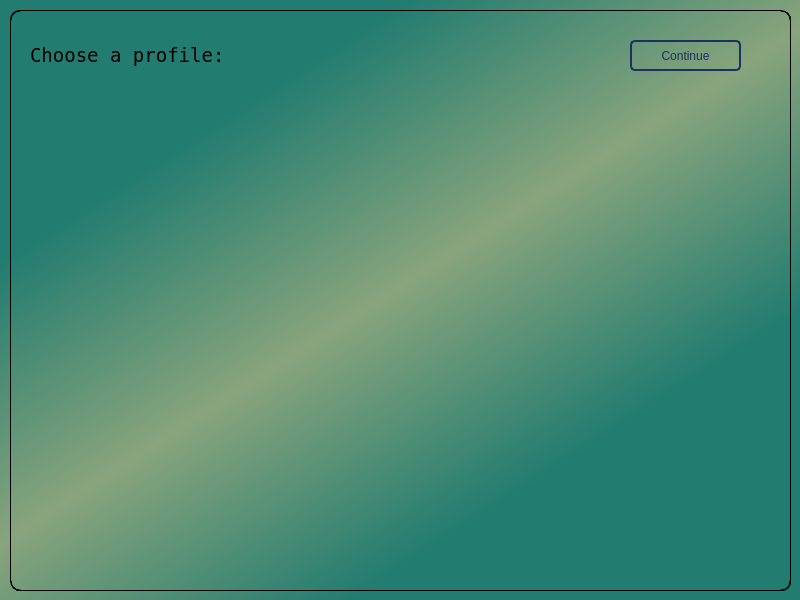
This is launcher/ui/profiles.ui in domestic-animal/Domestic-Animal as Qt 5 draws it before an edit. The edited form follows.
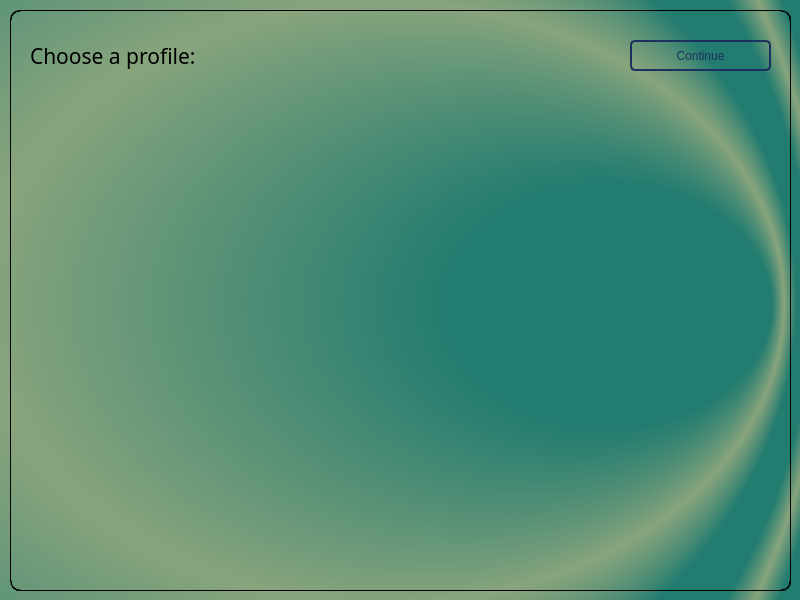
This is the edited form.

Patch:
```diff
--- a/launcher/ui/profiles.ui
+++ b/launcher/ui/profiles.ui
@@ -20,7 +20,7 @@
    <string>MainWindow</string>
   </property>
   <property name="styleSheet">
-   <string notr="true">background-color:qlineargradient(spread:reflect, x1:0.084, y1:0.0454545, x2:0.474, y2:0.499591, stop:0.401832 rgba(34, 124, 112, 255), stop:1 rgba(136, 164, 124, 255))</string>
+   <string notr="true">background-color:qradialgradient(spread:reflect, cx:0.480198, cy:0.506, radius:0.5, fx:0.955, fy:0.511364, stop:0.401832 rgba(34, 124, 112, 255), stop:1 rgba(136, 164, 124, 255))</string>
   </property>
   <widget class="QWidget" name="centralwidget">
    <property name="styleSheet">
@@ -91,7 +91,7 @@
       <rect>
        <x>620</x>
        <y>30</y>
-       <width>111</width>
+       <width>141</width>
        <height>31</height>
       </rect>
      </property>
@@ -129,9 +129,9 @@
      </property>
      <property name="font">
       <font>
-       <family>Terminal</family>
-       <pointsize>14</pointsize>
-       <weight>9</weight>
+       <family>Kristen ITC</family>
+       <pointsize>16</pointsize>
+       <weight>50</weight>
        <italic>false</italic>
        <bold>false</bold>
       </font>
```
Left out of the diff: 7 changed lines with no effect on the pictures.
